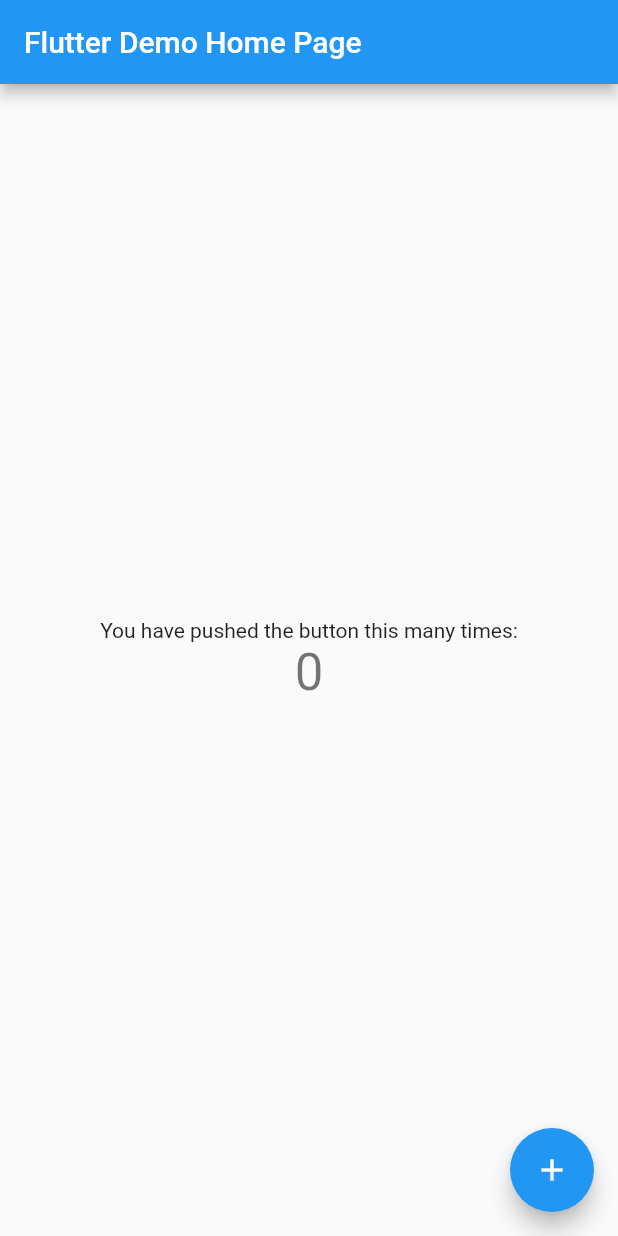
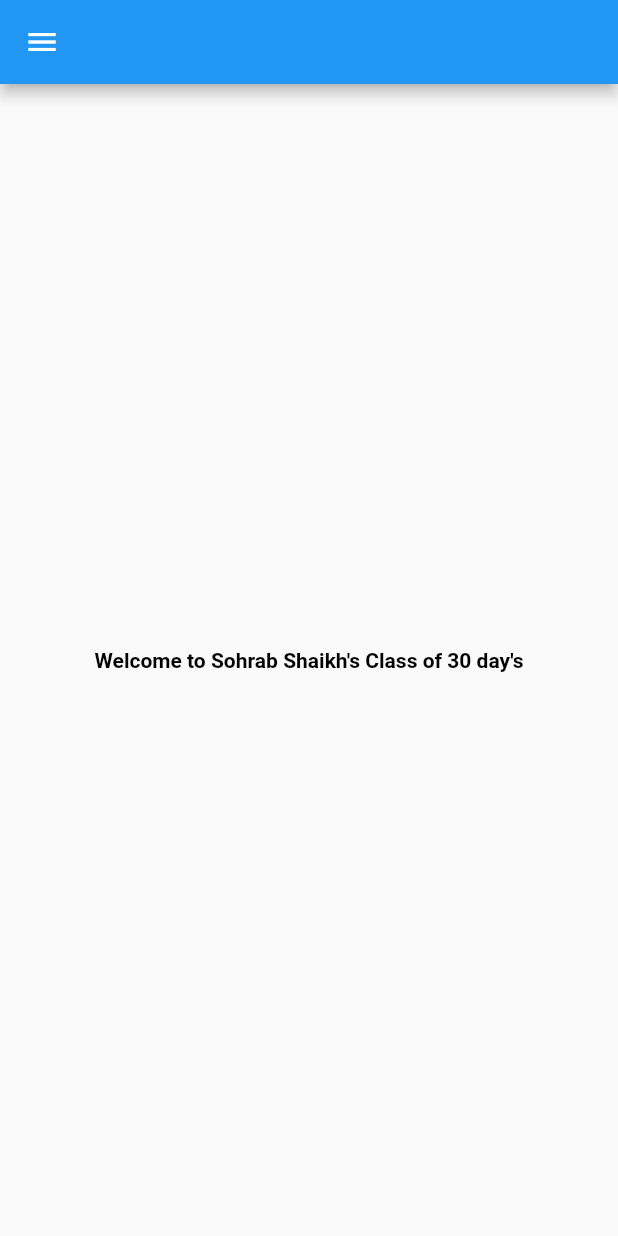
Before and after one commit to ShaikhSohrab/Flutter8hour, a Flutter app: the screen it shows after launch, on a phone screen of 412 x 824 dp. Run offline on Flutter 3.47's test engine with Material 2 defaults, Android fonts, the phone set to English and light mode, and no system bars.

Commit message:
Day 3 Completed

```diff
--- /dev/null
+++ b/lib/home_page.dart
@@ -0,0 +1,22 @@
+import 'package:flutter/material.dart';
+
+class HomePage extends StatelessWidget {
+  int days = 30;
+  String name = "Sohrab Shaikh";
+
+  @override
+  Widget build(BuildContext context) {
+    return Scaffold(
+      appBar: AppBar(),
+      body: Center(
+        child: Container(
+          child: Text(
+            "Welcome to $name's Class of $days day's",
+            style: TextStyle(fontWeight: FontWeight.bold, color: Colors.black),
+          ),
+        ),
+      ),
+      drawer: Drawer(),
+    );
+  }
+}
--- a/lib/main.dart
+++ b/lib/main.dart
@@ -1,91 +1,15 @@
 import 'package:flutter/material.dart';
+import 'home_page.dart';
 
 void main() {
-  runApp(const MyApp());
+  runApp(MyApp());
 }
 
 class MyApp extends StatelessWidget {
-  const MyApp({super.key});
-
-  // This widget is the root of your application.
   @override
   Widget build(BuildContext context) {
     return MaterialApp(
-      title: 'Flutter Demo',
-      theme: ThemeData(
-        primarySwatch: Colors.blue,
-      ),
-      home: const MyHomePage(title: 'Flutter Demo Home Page'),
+      home: HomePage(),
     );
   }
 }
-
-class MyHomePage extends StatefulWidget {
-  const MyHomePage({super.key, required this.title});
-
-  final String title;
-
-  @override
-  State<MyHomePage> createState() => _MyHomePageState();
-}
-
-class _MyHomePageState extends State<MyHomePage> {
-  int _counter = 0;
-
-  void _incrementCounter() {
-    setState(() {
-      // This call to setState tells the Flutter framework that something has
-      // changed in this State, which causes it to rerun the build method below
-      // so that the display can reflect the updated values. If we changed
-      // _counter without calling setState(), then the build method would not be
-      // called again, and so nothing would appear to happen.
-      _counter++;
-    });
-  }
-
-  @override
-  Widget build(BuildContext context) {
-    return Scaffold(
-      appBar: AppBar(
-        // Here we take the value from the MyHomePage object that was created by
-        // the App.build method, and use it to set our appbar title.
-        title: Text(widget.title),
-      ),
-      body: Center(
-        // Center is a layout widget. It takes a single child and positions it
-        // in the middle of the parent.
-        child: Column(
-          // Column is also a layout widget. It takes a list of children and
-          // arranges them vertically. By default, it sizes itself to fit its
-          // children horizontally, and tries to be as tall as its parent.
-          //
-          // Invoke "debug painting" (press "p" in the console, choose the
-          // "Toggle Debug Paint" action from the Flutter Inspector in Android
-          // Studio, or the "Toggle Debug Paint" command in Visual Studio Code)
-          // to see the wireframe for each widget.
-          //
-          // Column has various properties to control how it sizes itself and
-          // how it positions its children. Here we use mainAxisAlignment to
-          // center the children vertically; the main axis here is the vertical
-          // axis because Columns are vertical (the cross axis would be
-          // horizontal).
-          mainAxisAlignment: MainAxisAlignment.center,
-          children: <Widget>[
-            const Text(
-              'You have pushed the button this many times:',
-            ),
-            Text(
-              '$_counter',
-              style: Theme.of(context).textTheme.headline4,
-            ),
-          ],
-        ),
-      ),
-      floatingActionButton: FloatingActionButton(
-        onPressed: _incrementCounter,
-        tooltip: 'Increment',
-        child: const Icon(Icons.add),
-      ), // This trailing comma makes auto-formatting nicer for build methods.
-    );
-  }
-}
```
